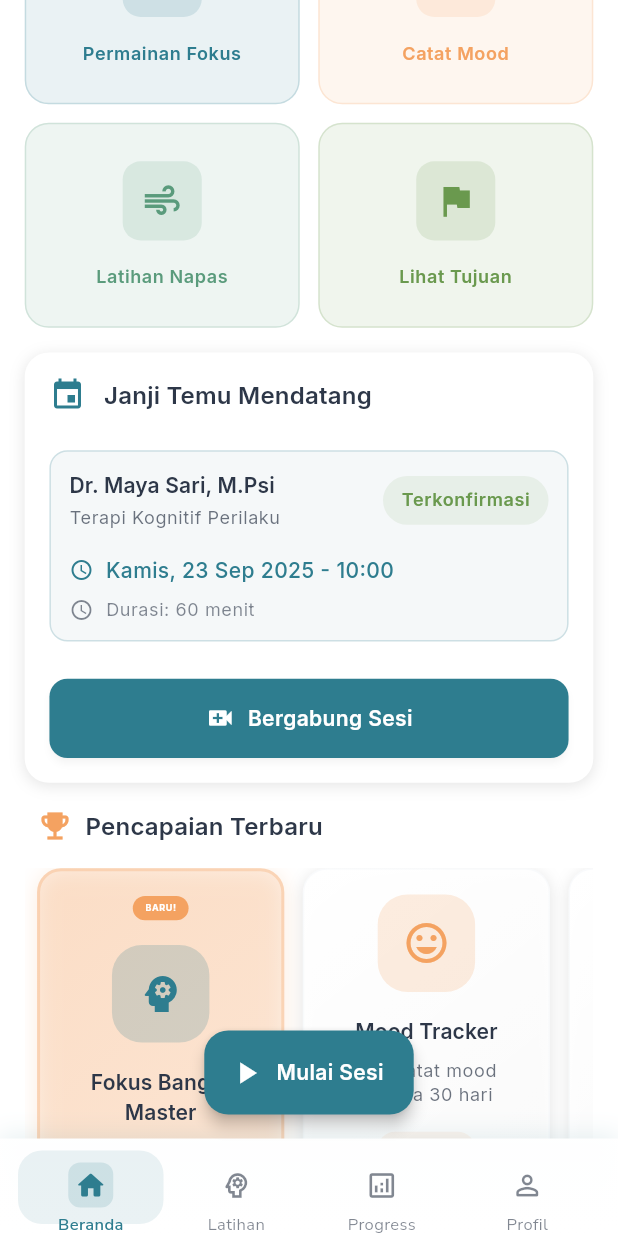
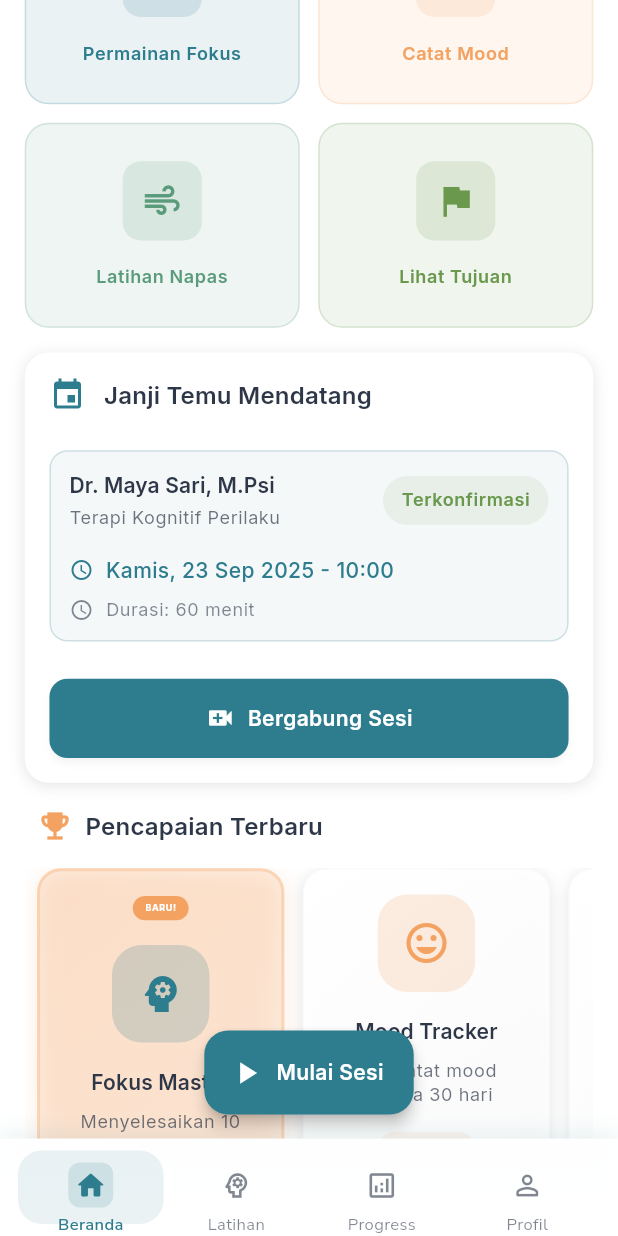
Before and after one commit to natiarap/adhd-therapy, a Flutter app: the DashboardHome screen opened by its route, scrolled down 1152 dp, on a phone screen of 412 x 824 dp. Run offline on Flutter 3.47's test engine with Material 3 defaults, Android fonts, the phone set to English and light mode, and no system bars; our stand-ins replace cached_network_image, file_picker, fl_chart, flutter_svg, google_fonts, sizer; missing offline and left inert: universal_html.

Commit message:
ubah dashboard

```diff
--- a/lib/presentation/dashboard_home/dashboard_home.dart
+++ b/lib/presentation/dashboard_home/dashboard_home.dart
@@ -61,7 +61,7 @@ class _DashboardHomeState extends State<DashboardHome> {
 
   final List<Map<String, dynamic>> _achievements = [
     {
-      "title": "Fokus Banget Master",
+      "title": "Fokus Master",
       "description": "Menyelesaikan 10 sesi fokus berturut-turut",
       "icon": "psychology",
       "category": "focus",
```
